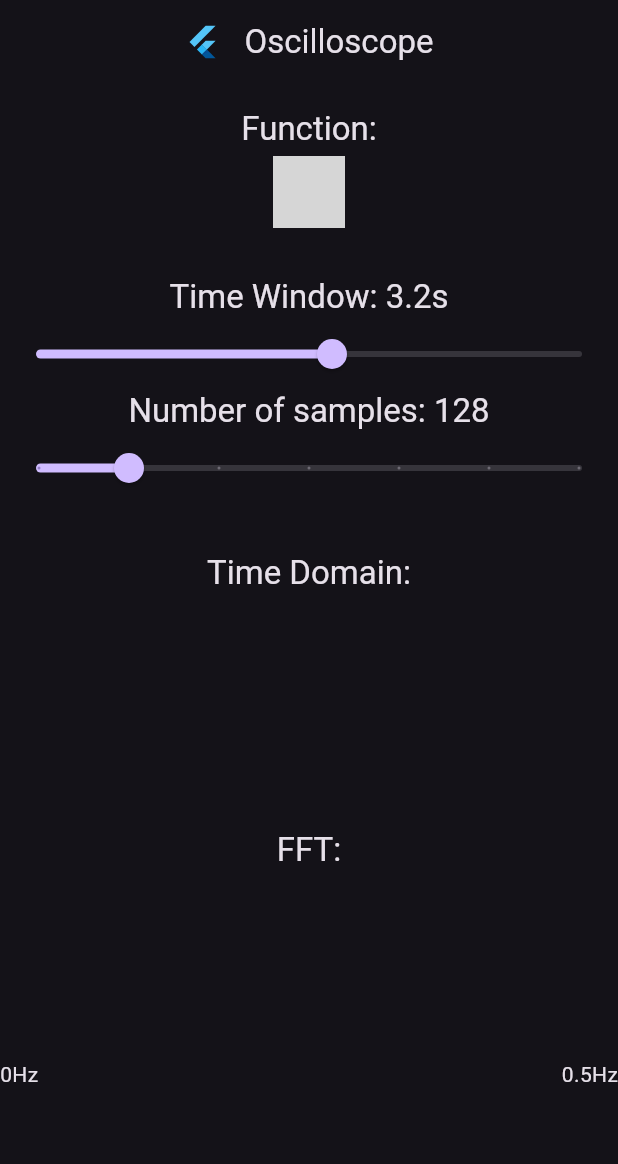
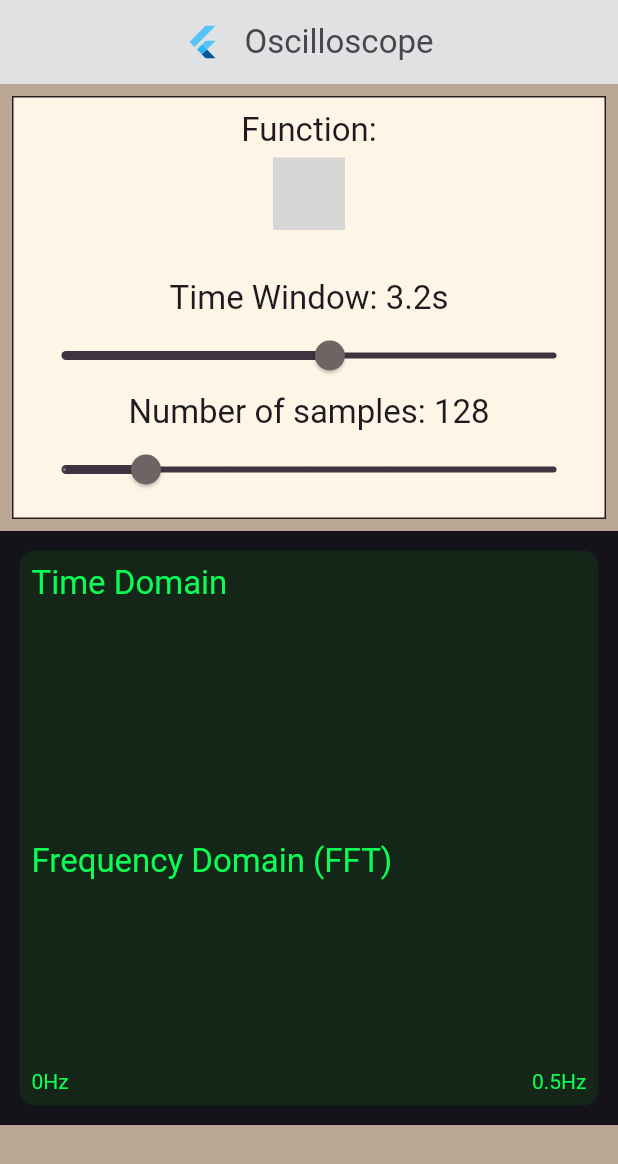
Before and after one commit to sthefanoss/flutter_oscilloscope, a Flutter app: the screen it shows after launch, on a phone screen of 412 x 824 dp. Shown: the top 1164 px of the screen. Run offline on Flutter 3.47's test engine with Material 3 defaults, Android fonts, the phone set to English and light mode, and no system bars; missing offline and left inert: flutter_math_fork, function_tree; grey boxes are pictures that could not be loaded.

Commit message:
feat: add style

```diff
--- a/lib/chart.dart
+++ b/lib/chart.dart
@@ -1,4 +1,5 @@
 import 'package:flutter/material.dart';
+import 'package:flutter_oscilloscope/theme.dart';
 
 class Chart extends StatelessWidget {
   final List<double> data;
@@ -7,9 +8,12 @@ class Chart extends StatelessWidget {
 
   @override
   Widget build(BuildContext context) {
-    return CustomPaint(
-      size: const Size(double.infinity, 125),
-      painter: ChartPainter(data),
+    return Container(
+      color: oscilloscopeBackgroundColor,
+      child: CustomPaint(
+        size: const Size(double.infinity, 125),
+        painter: ChartPainter(data),
+      ),
     );
   }
 }
@@ -22,8 +26,8 @@ class ChartPainter extends CustomPainter {
   @override
   void paint(Canvas canvas, Size size) {
     final paint = Paint()
-      ..color = const Color(0xff41FF00)
-      ..strokeWidth = 3.0;
+      ..color = oscilloscopeActiveColor
+      ..strokeWidth = 2.0;
 
     final double width = size.width;
     final double height = size.height;
--- /dev/null
+++ b/lib/decoration_widgets.dart
@@ -0,0 +1,50 @@
+import 'package:flutter/material.dart';
+import 'package:flutter_oscilloscope/theme.dart';
+
+class OscilloscopeChartDecoration extends StatelessWidget {
+  const OscilloscopeChartDecoration({super.key, required this.child});
+
+  final Widget child;
+
+  @override
+  Widget build(BuildContext context) {
+    return Container(
+      color: const Color(0xFF14131A),
+      child: Container(
+        margin: const EdgeInsets.all(8),
+        padding: const EdgeInsets.all(8),
+        decoration: BoxDecoration(
+          color: oscilloscopeBackgroundColor,
+          border: Border.all(
+            color: const Color(0xFF14131A),
+            width: 5,
+          ),
+          borderRadius: BorderRadius.circular(16),
+        ),
+        child: DefaultTextStyle(
+          style: const TextStyle(color: oscilloscopeActiveColor),
+          child: child,
+        ),
+      ),
+    );
+  }
+}
+
+class OscilloscopeInputDecoration extends StatelessWidget {
+  const OscilloscopeInputDecoration({super.key, required this.child});
+
+  final Widget child;
+
+  @override
+  Widget build(BuildContext context) {
+    return Container(
+      margin: const EdgeInsets.all(8),
+      padding: const EdgeInsets.all(8),
+      decoration: BoxDecoration(
+        color: const Color(0xFFFFF5E7),
+        border: Border.all(color: const Color(0xFF2A1C1B)),
+      ),
+      child: child,
+    );
+  }
+}
--- a/lib/main.dart
+++ b/lib/main.dart
@@ -2,8 +2,10 @@ import 'dart:math';
 
 import 'package:flutter/material.dart';
 import 'package:flutter/scheduler.dart';
+import 'package:flutter_oscilloscope/decoration_widgets.dart';
 import 'package:flutter_oscilloscope/math.dart';
 import 'package:flutter_oscilloscope/chart.dart';
+import 'package:flutter_oscilloscope/theme.dart';
 import 'package:function_tree/function_tree.dart';
 import 'package:flutter_math_fork/flutter_math.dart';
 import 'package:intl/intl.dart';
@@ -18,7 +20,7 @@ class OscilloscopeApp extends StatelessWidget {
   @override
   Widget build(BuildContext context) {
     return MaterialApp(
-      theme: ThemeData.dark(),
+      theme: oscilloscopeThemeData,
       home: const HomePage(),
     );
   }
@@ -81,8 +83,10 @@ class _HomePageState extends State<HomePage> with SingleTickerProviderStateMixin
         ),
       ),
       body: Column(
-        children: <Widget>[
-          const SizedBox(height: 16),
+        children: [
+          OscilloscopeInputDecoration(
+            child: Column(
+              children: [
                 Text(
                   'Function:',
                   style: Theme.of(context).textTheme.titleLarge,
@@ -116,16 +120,22 @@ class _HomePageState extends State<HomePage> with SingleTickerProviderStateMixin
                   max: 12,
                   onChanged: (value) => _numberOfSamples = pow(2, value).toInt(),
                 ),
-          const SizedBox(height: 32),
+              ],
+            ),
+          ),
+          OscilloscopeChartDecoration(
+            child: Column(
+              crossAxisAlignment: CrossAxisAlignment.stretch,
+              children: [
                 Text(
-            'Time Domain:',
-            style: Theme.of(context).textTheme.titleLarge,
+                  'Time Domain',
+                  style: Theme.of(context).textTheme.titleLarge?.copyWith(color: oscilloscopeActiveColor),
                 ),
                 Chart(data: _samples),
                 const SizedBox(height: 32),
                 Text(
-            'FFT:',
-            style: Theme.of(context).textTheme.titleLarge,
+                  'Frequency Domain (FFT)',
+                  style: Theme.of(context).textTheme.titleLarge?.copyWith(color: oscilloscopeActiveColor),
                 ),
                 Chart(data: _fftAmplitudes),
                 Row(
@@ -137,6 +147,9 @@ class _HomePageState extends State<HomePage> with SingleTickerProviderStateMixin
                 ),
               ],
             ),
+          ),
+        ],
+      ),
     );
   }
 }
--- /dev/null
+++ b/lib/theme.dart
@@ -0,0 +1,17 @@
+import 'package:flutter/material.dart';
+
+const oscilloscopeBackgroundColor = Color(0xFF142618);
+const oscilloscopeActiveColor = Color(0xFF0BFC55);
+
+final oscilloscopeThemeData = ThemeData(
+  scaffoldBackgroundColor: const Color(0xffBAA694),
+  appBarTheme: const AppBarTheme(
+    backgroundColor: Color(0xFFDFE1E3),
+    foregroundColor: Color(0xFF48454B),
+  ),
+  sliderTheme: const SliderThemeData(
+    activeTrackColor: Color(0xFF3F333F),
+    inactiveTrackColor: Color(0xFF3F333F),
+    thumbColor: Color(0xFF6D6463),
+  ),
+);
```
Lines whose indentation alone changed are shown as unchanged.
